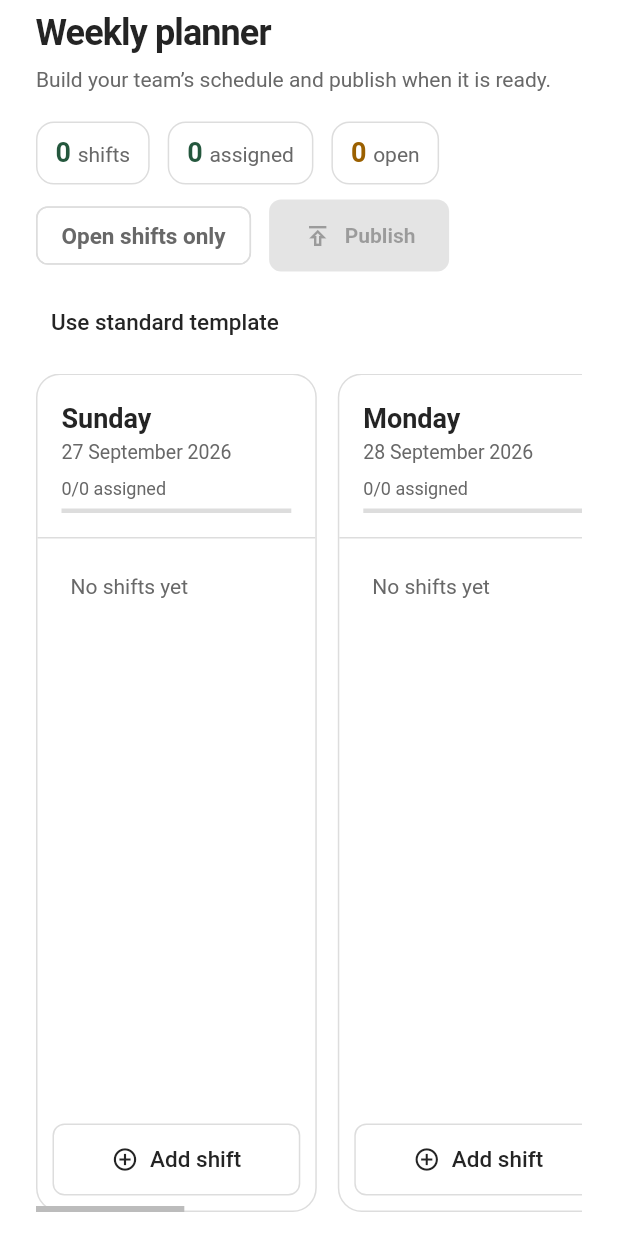
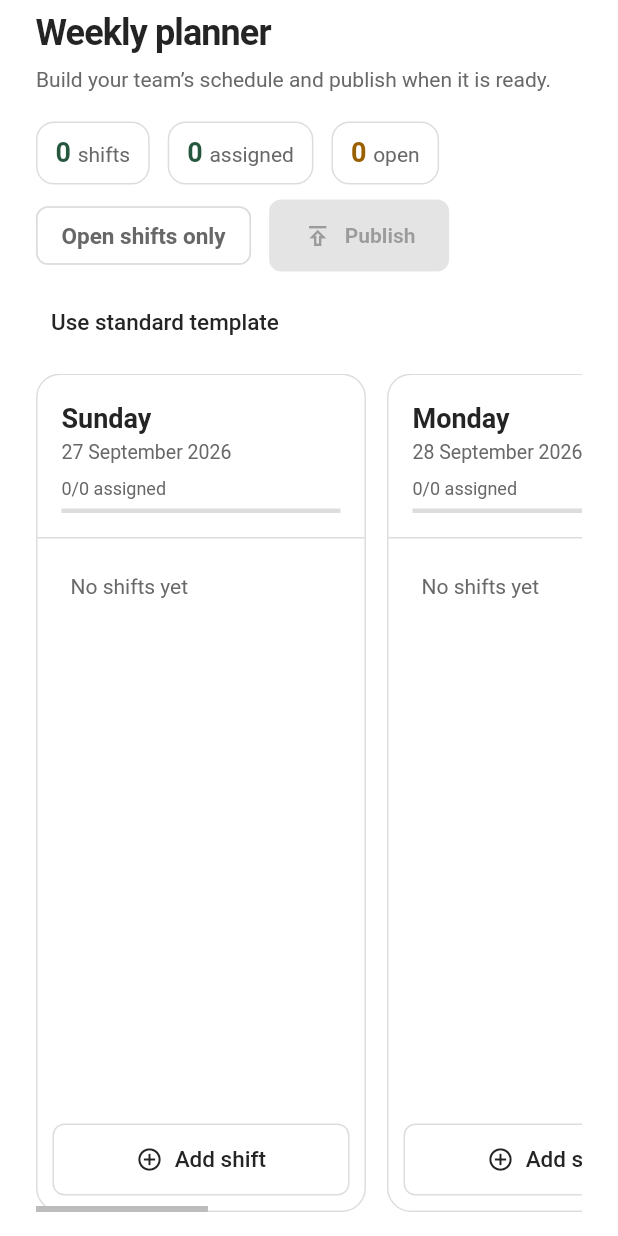
Before and after one commit to anastanjohnson/karikaala-staff-planner-web, a Flutter app: the WeeklyBoard widget shown alone on an empty page, opened directly with empty values, on a phone screen of 412 x 824 dp. Run offline on Flutter 3.47's test engine with Material 3 defaults, Android fonts, the phone set to English and light mode, and no system bars; our stand-ins replace cloud_firestore, firebase_auth, firebase_core, shared_preferences; accounts and stored records are empty.

Commit message:
Hide empty closed days and expand working-day columns

```diff
--- a/flutter/lib/weekly_board.dart
+++ b/flutter/lib/weekly_board.dart
@@ -80,18 +80,19 @@ Wrap(spacing: 12, runSpacing: 10, crossAxisAlignment: WrapCrossAlignment.center,
         if (widget.error != null) Padding(padding: const EdgeInsets.symmetric(vertical: 8),
           child: Text(widget.error!, style: const TextStyle(color: Colors.red))),
         Expanded(child: LayoutBuilder(builder: (context, constraints) {
-          final width = math.max(1340.0, constraints.maxWidth);
-          final days = List.generate(7, (i) => addDays(widget.week, i));
-          // A closed day with existing slots must still expose those shifts.
-          final compact = days.where((d) => restaurantClosed(d) && !slots.any((s) => dateKey(s.date) == dateKey(d))).length;
-          final dayWidth = (width - 6 * 14 - compact * 160) / (7 - compact);
+          // Keep exceptional shifts visible even on normally closed days.
+          final days = List.generate(7, (i) => addDays(widget.week, i))
+              .where((d) => !restaurantClosed(d) ||
+                  slots.any((s) => dateKey(s.date) == dateKey(d))).toList();
+          final width = math.max(days.length * 220.0 + (days.length - 1) * 14, constraints.maxWidth);
+          final dayWidth = (width - (days.length - 1) * 14) / days.length;
           return Scrollbar(controller: _scroll, thumbVisibility: width > constraints.maxWidth,
             child: SingleChildScrollView(controller: _scroll, scrollDirection: Axis.horizontal,
               child: SizedBox(width: width, height: constraints.maxHeight - 12,
                 child: Row(crossAxisAlignment: CrossAxisAlignment.stretch, children: [
-                  for (var i = 0; i < 7; i++) ...[
+                  for (var i = 0; i < days.length; i++) ...[
                     if (i > 0) const SizedBox(width: 14),
-                    SizedBox(width: restaurantClosed(days[i]) && !slots.any((s) => dateKey(s.date) == dateKey(days[i])) ? 160 : dayWidth,
+                    SizedBox(width: dayWidth,
                       child: _day(days[i], slots, locked)),
                   ],
                 ]))));
```
Also changed, not shown: 1 other file.
